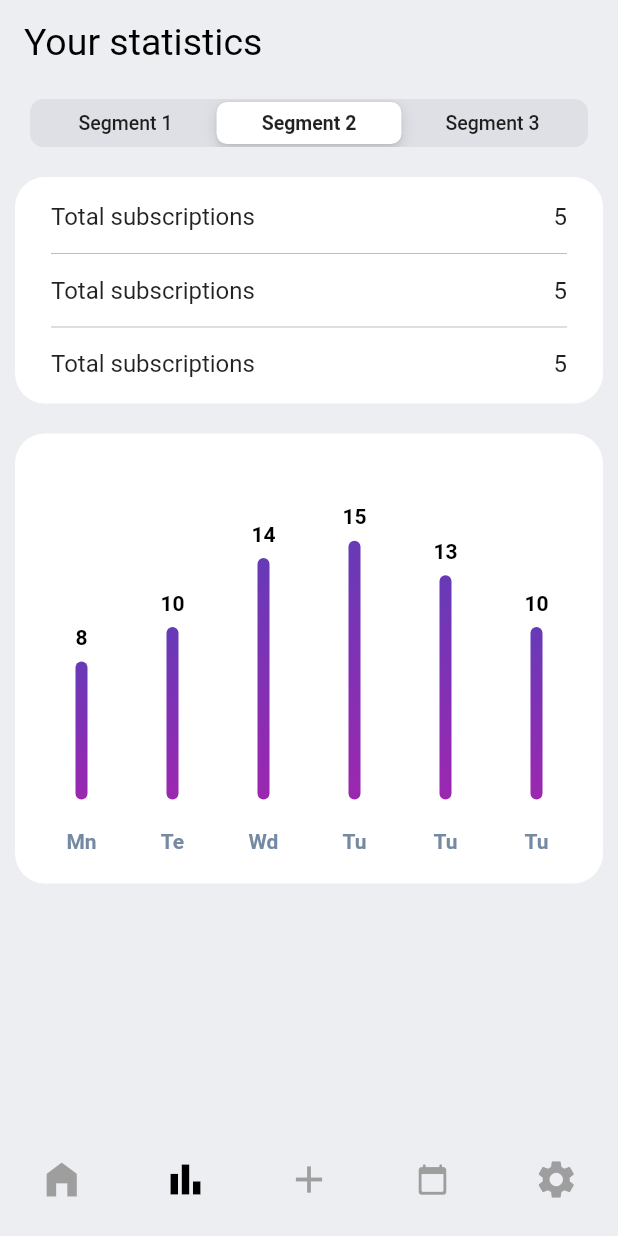
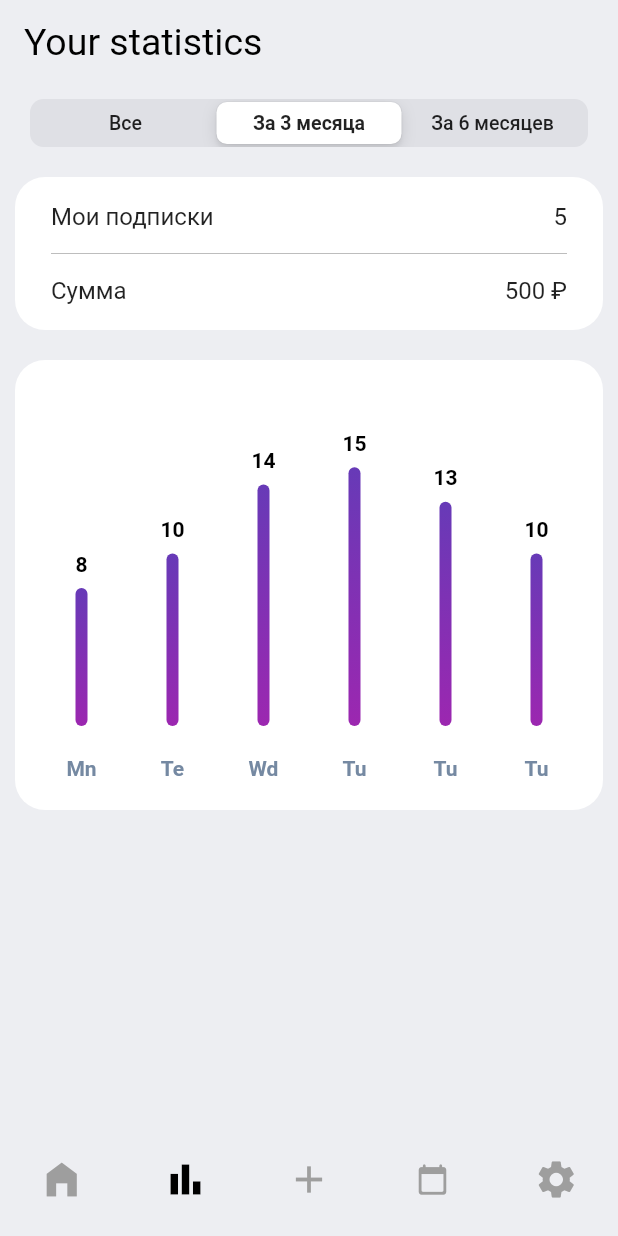
Before and after one commit to KislyakovS/subscription-tracker-flutter, a Flutter app: the screen it shows after launch, item 2 of the bottom bar chosen, on a phone screen of 412 x 824 dp. Run offline on Flutter 3.47's test engine with Material 2 defaults, Android fonts, the phone set to English and light mode, and no system bars; drawn by our look-alikes of fl_chart; our stand-ins replace table_calendar; network calls fail.

Commit message:
fix static

```diff
--- a/lib/screens/statistics_screen.dart
+++ b/lib/screens/statistics_screen.dart
@@ -22,9 +22,9 @@ class StatisticsScreen extends StatelessWidget {
               padding: const EdgeInsets.symmetric(horizontal: 10),
               child: CupertinoSlidingSegmentedControl(
                 children: {
-                  0: Text('Segment 1'),
-                  1: Text('Segment 2'),
-                  2: Text('Segment 3'),
+                  0: Text('Все'),
+                  1: Text('За 3 месяца'),
+                  2: Text('За 6 месяцев'),
                 },
                 groupValue: 1,
                 onValueChanged: (index) {},
@@ -47,7 +47,7 @@ class StatisticsScreen extends StatelessWidget {
                       mainAxisAlignment: MainAxisAlignment.spaceBetween,
                       children: [
                         Text(
-                          'Total subscriptions',
+                          'Мои подписки',
                           style: TextStyle(fontSize: 16),
                         ),
                         Text(
@@ -64,28 +64,11 @@ class StatisticsScreen extends StatelessWidget {
                       mainAxisAlignment: MainAxisAlignment.spaceBetween,
                       children: [
                         Text(
-                          'Total subscriptions',
+                          'Сумма',
                           style: TextStyle(fontSize: 16),
                         ),
                         Text(
-                          '5',
-                          style: TextStyle(fontSize: 16),
-                        )
-                      ],
-                    ),
-                  ),
-                  Divider(color: Colors.grey[400]),
-                  Padding(
-                    padding: const EdgeInsets.symmetric(vertical: 7),
-                    child: Row(
-                      mainAxisAlignment: MainAxisAlignment.spaceBetween,
-                      children: [
-                        Text(
-                          'Total subscriptions',
-                          style: TextStyle(fontSize: 16),
-                        ),
-                        Text(
-                          '5',
+                          '500 ₽',
                           style: TextStyle(fontSize: 16),
                         )
                       ],
```
